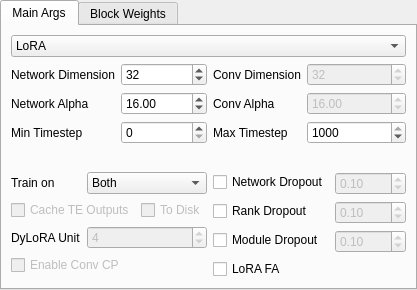
The window that ui_files/NetworkUI.ui (derrian-distro/LoRA_Easy_Training_Scripts) describes before a commit, drawn with Qt 5.
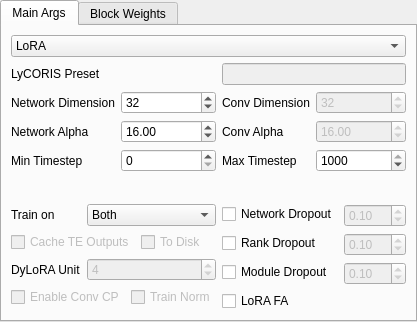
The same window after the commit. Custom widgets are drawn as their Qt base class.

Commit message:
update to support new update to LyCORIS,
seems like use cp decomp and train norms are not working as intended as they continue to crash every time I try them, so for now they are disabled.

The edit to the form file:
```diff
--- a/ui_files/NetworkUI.ui
+++ b/ui_files/NetworkUI.ui
@@ -7,7 +7,7 @@
     <x>0</x>
     <y>0</y>
     <width>417</width>
-    <height>290</height>
+    <height>322</height>
    </rect>
   </property>
   <property name="sizePolicy">
@@ -67,6 +67,98 @@
       </attribute>
       <layout class="QGridLayout" name="gridLayout">
        <item row="1" column="0">
+        <widget class="QLabel" name="label">
+         <property name="text">
+          <string>LyCORIS Preset</string>
+         </property>
+        </widget>
+       </item>
+       <item row="2" column="1">
+        <layout class="QFormLayout" name="formLayout_2">
+         <item row="0" column="0">
+          <widget class="QLabel" name="conv_dim_label">
+           <property name="enabled">
+            <bool>true</bool>
+           </property>
+           <property name="text">
+            <string>Conv Dimension</string>
+           </property>
+          </widget>
+         </item>
+         <item row="0" column="1">
+          <widget class="SpinBox" name="conv_dim_input">
+           <property name="enabled">
+            <bool>false</bool>
+           </property>
+           <property name="focusPolicy">
+            <enum>Qt::StrongFocus</enum>
+           </property>
+           <property name="toolTip">
+            <string>&lt;html&gt;&lt;head/&gt;&lt;body&gt;&lt;p&gt;The dimension size for the conv layers. These layers carry more style with them, so be careful about setting them too high. I personally suggest you never go higher than 32 with them.&lt;/p&gt;&lt;/body&gt;&lt;/html&gt;</string>
+           </property>
+           <property name="maximum">
+            <number>16777215</number>
+           </property>
+           <property name="value">
+            <number>32</number>
+           </property>
+          </widget>
+         </item>
+         <item row="1" column="0">
+          <widget class="QLabel" name="conv_alpha_label">
+           <property name="enabled">
+            <bool>true</bool>
+           </property>
+           <property name="text">
+            <string>Conv Alpha</string>
+           </property>
+          </widget>
+         </item>
+         <item row="1" column="1">
+          <widget class="DoubleSpinBox" name="conv_alpha_input">
+           <property name="enabled">
+            <bool>false</bool>
+           </property>
+           <property name="focusPolicy">
+            <enum>Qt::StrongFocus</enum>
+           </property>
+           <property name="toolTip">
+            <string>&lt;html&gt;&lt;head/&gt;&lt;body&gt;&lt;p&gt;The scalar of the conv dims. Much like the normal dim, I suggest you use half conv dim, or 1 if the dim size is 8 or lower.&lt;/p&gt;&lt;/body&gt;&lt;/html&gt;</string>
+           </property>
+           <property name="maximum">
+            <double>16777215.000000000000000</double>
+           </property>
+           <property name="value">
+            <double>16.000000000000000</double>
+           </property>
+          </widget>
+         </item>
+         <item row="2" column="0">
+          <widget class="QLabel" name="max_timestep_label">
+           <property name="text">
+            <string>Max Timestep</string>
+           </property>
+          </widget>
+         </item>
+         <item row="2" column="1">
+          <widget class="SpinBox" name="max_timestep_input">
+           <property name="enabled">
+            <bool>true</bool>
+           </property>
+           <property name="minimum">
+            <number>1</number>
+           </property>
+           <property name="maximum">
+            <number>1000</number>
+           </property>
+           <property name="value">
+            <number>1000</number>
+           </property>
+          </widget>
+         </item>
+        </layout>
+       </item>
+       <item row="2" column="0">
         <layout class="QFormLayout" name="formLayout">
          <item row="0" column="0">
           <widget class="QLabel" name="network_dim_label">
@@ -151,7 +243,7 @@
          </item>
         </layout>
        </item>
-       <item row="3" column="1">
+       <item row="4" column="1">
         <layout class="QFormLayout" name="formLayout_4">
          <item row="0" column="0">
           <widget class="QCheckBox" name="network_dropout_enable">
@@ -297,7 +389,7 @@
          </item>
         </widget>
        </item>
-       <item row="3" column="0">
+       <item row="4" column="0">
         <layout class="QFormLayout" name="formLayout_3">
          <item row="0" column="0">
           <widget class="QLabel" name="unet_te_both_label">
@@ -349,6 +441,30 @@
            </item>
           </widget>
          </item>
+         <item row="1" column="0" colspan="2">
+          <layout class="QHBoxLayout" name="horizontalLayout">
+           <item>
+            <widget class="QCheckBox" name="cache_te_outputs_enable">
+             <property name="enabled">
+              <bool>false</bool>
+             </property>
+             <property name="text">
+              <string>Cache TE Outputs</string>
+             </property>
+            </widget>
+           </item>
+           <item>
+            <widget class="QCheckBox" name="cache_te_to_disk_enable">
+             <property name="enabled">
+              <bool>false</bool>
+             </property>
+             <property name="text">
+              <string>To Disk</string>
+             </property>
+            </widget>
+           </item>
+          </layout>
+         </item>
          <item row="2" column="0">
           <widget class="QLabel" name="dylora_unit_label">
            <property name="enabled">
@@ -382,6 +498,8 @@
           </widget>
          </item>
          <item row="3" column="0" colspan="2">
+          <layout class="QHBoxLayout" name="horizontalLayout_3">
+           <item>
           <widget class="QCheckBox" name="cp_enable">
            <property name="enabled">
             <bool>false</bool>
@@ -394,116 +512,29 @@
            </property>
           </widget>
          </item>
-         <item row="1" column="0" colspan="2">
-          <layout class="QHBoxLayout" name="horizontalLayout">
            <item>
-            <widget class="QCheckBox" name="cache_te_outputs_enable">
+            <widget class="QCheckBox" name="train_norm_enable">
              <property name="enabled">
               <bool>false</bool>
              </property>
              <property name="text">
-              <string>Cache TE Outputs</string>
+              <string>Train Norm</string>
              </property>
             </widget>
            </item>
-           <item>
-            <widget class="QCheckBox" name="cache_te_to_disk_enable">
-             <property name="enabled">
-              <bool>false</bool>
-             </property>
-             <property name="text">
-              <string>To Disk</string>
-             </property>
-            </widget>
-           </item>
           </layout>
          </item>
         </layout>
        </item>
        <item row="1" column="1">
-        <layout class="QFormLayout" name="formLayout_2">
-         <item row="0" column="0">
-          <widget class="QLabel" name="conv_dim_label">
+        <widget class="QLineEdit" name="lycoris_preset_input">
            <property name="enabled">
-            <bool>true</bool>
-           </property>
-           <property name="text">
-            <string>Conv Dimension</string>
-           </property>
-          </widget>
-         </item>
-         <item row="0" column="1">
-          <widget class="SpinBox" name="conv_dim_input">
-           <property name="enabled">
             <bool>false</bool>
            </property>
-           <property name="focusPolicy">
-            <enum>Qt::StrongFocus</enum>
-           </property>
            <property name="toolTip">
-            <string>&lt;html&gt;&lt;head/&gt;&lt;body&gt;&lt;p&gt;The dimension size for the conv layers. These layers carry more style with them, so be careful about setting them too high. I personally suggest you never go higher than 32 with them.&lt;/p&gt;&lt;/body&gt;&lt;/html&gt;</string>
-           </property>
-           <property name="maximum">
-            <number>16777215</number>
-           </property>
-           <property name="value">
-            <number>32</number>
-           </property>
-          </widget>
-         </item>
-         <item row="1" column="0">
-          <widget class="QLabel" name="conv_alpha_label">
-           <property name="enabled">
-            <bool>true</bool>
-           </property>
-           <property name="text">
-            <string>Conv Alpha</string>
-           </property>
-          </widget>
-         </item>
-         <item row="1" column="1">
-          <widget class="DoubleSpinBox" name="conv_alpha_input">
-           <property name="enabled">
-            <bool>false</bool>
-           </property>
-           <property name="focusPolicy">
-            <enum>Qt::StrongFocus</enum>
-           </property>
-           <property name="toolTip">
-            <string>&lt;html&gt;&lt;head/&gt;&lt;body&gt;&lt;p&gt;The scalar of the conv dims. Much like the normal dim, I suggest you use half conv dim, or 1 if the dim size is 8 or lower.&lt;/p&gt;&lt;/body&gt;&lt;/html&gt;</string>
-           </property>
-           <property name="maximum">
-            <double>16777215.000000000000000</double>
-           </property>
-           <property name="value">
-            <double>16.000000000000000</double>
-           </property>
-          </widget>
-         </item>
-         <item row="2" column="0">
-          <widget class="QLabel" name="max_timestep_label">
-           <property name="text">
-            <string>Max Timestep</string>
-           </property>
-          </widget>
-         </item>
-         <item row="2" column="1">
-          <widget class="SpinBox" name="max_timestep_input">
-           <property name="enabled">
-            <bool>true</bool>
-           </property>
-           <property name="minimum">
-            <number>1</number>
-           </property>
-           <property name="maximum">
-            <number>1000</number>
-           </property>
-           <property name="value">
-            <number>1000</number>
-           </property>
-          </widget>
-         </item>
-        </layout>
+          <string>&lt;html&gt;&lt;head/&gt;&lt;body&gt;&lt;p&gt;If you are using lycoris, this is a way to input a preset, if using a default, just put the name, otherwise put the full path of file location&lt;/p&gt;&lt;/body&gt;&lt;/html&gt;</string>
+         </property>
+        </widget>
        </item>
       </layout>
      </widget>
@@ -538,7 +569,7 @@
             <x>0</x>
             <y>0</y>
             <width>411</width>
-            <height>258</height>
+            <height>290</height>
            </rect>
           </property>
           <layout class="QVBoxLayout" name="verticalLayout_3">
```
Lines whose indentation alone changed are shown as unchanged. The commit also changes 3 other files.
